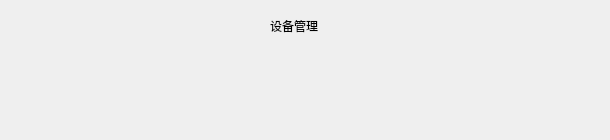
Above: equipment/equipment.ui from Clarencexiehang/Analog_Operating_System before the change. Below: the same form after it.
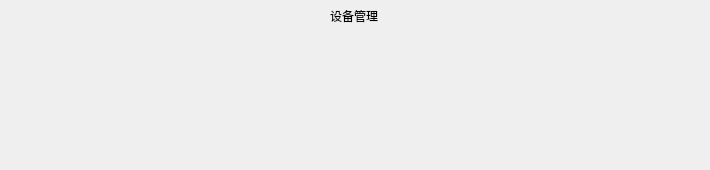
That is the form after the change.

Commit message: 扩大布局

```diff
--- a/equipment/equipment.ui
+++ b/equipment/equipment.ui
@@ -6,14 +6,14 @@
    <rect>
     <x>0</x>
     <y>0</y>
-    <width>610</width>
-    <height>140</height>
+    <width>710</width>
+    <height>170</height>
    </rect>
   </property>
   <property name="minimumSize">
    <size>
-    <width>610</width>
-    <height>140</height>
+    <width>710</width>
+    <height>170</height>
    </size>
   </property>
   <property name="windowTitle">
@@ -22,8 +22,8 @@
   <widget class="QLabel" name="label_8">
    <property name="geometry">
     <rect>
-     <x>270</x>
-     <y>10</y>
+     <x>330</x>
+     <y>0</y>
      <width>71</width>
      <height>31</height>
     </rect>
```
The commit also changes 6 other files.
